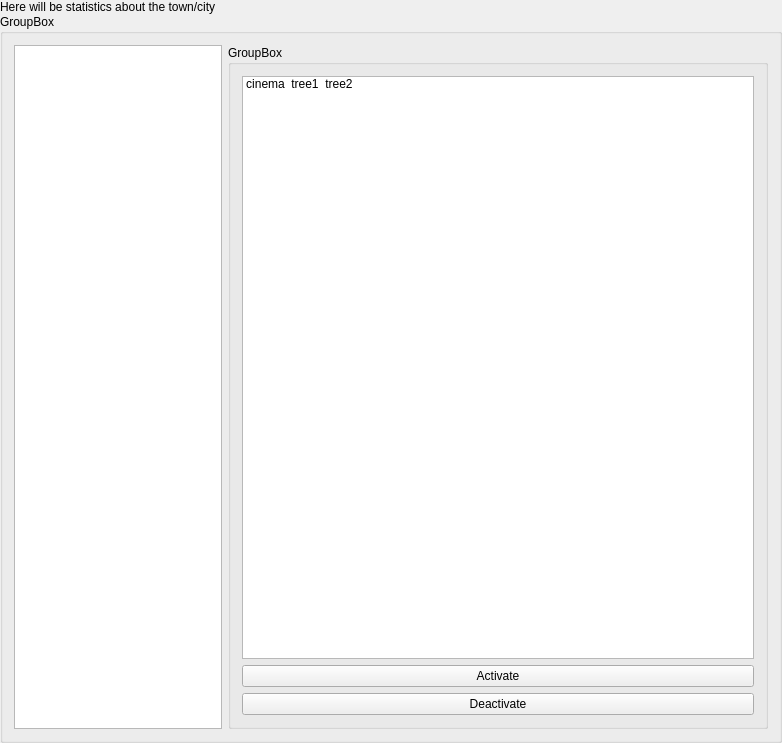
This is src/mainwindow.ui in kokhnovich/PaperTown as Qt 5 draws it before an edit. The edited form follows.
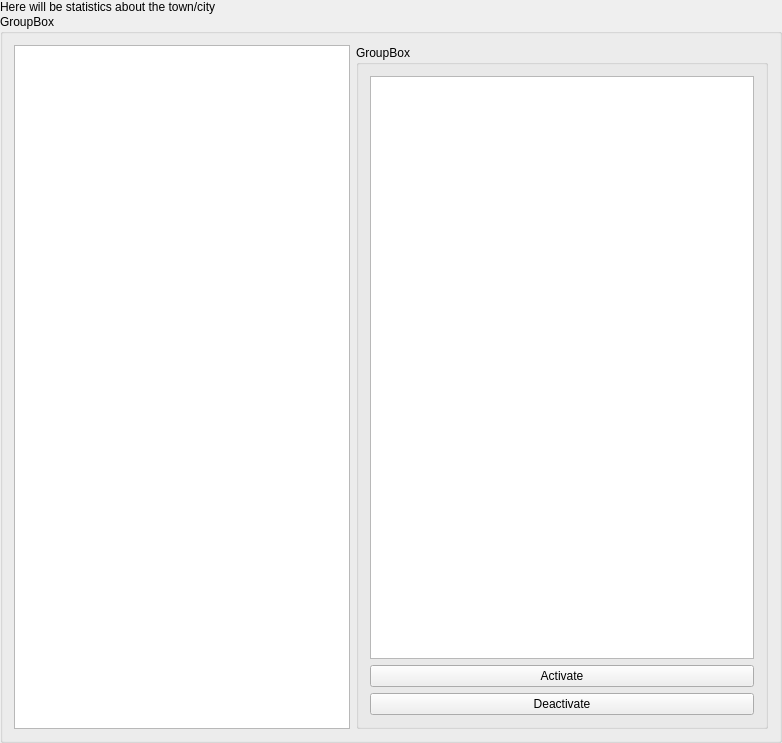
This is the edited form. Icons and pictures are not drawn.

What changed in the file:
```diff
--- a/src/mainwindow.ui
+++ b/src/mainwindow.ui
@@ -64,10 +64,10 @@
          </property>
          <layout class="QVBoxLayout" name="verticalLayout_2">
           <item>
-           <widget class="QListWidget" name="listWidget">
+           <widget class="QListView" name="listView">
             <property name="minimumSize">
              <size>
-              <width>512</width>
+              <width>384</width>
               <height>0</height>
              </size>
             </property>
@@ -83,36 +83,6 @@
             <property name="viewMode">
              <enum>QListView::IconMode</enum>
             </property>
-            <item>
-             <property name="text">
-              <string>cinema</string>
-             </property>
-             <property name="icon">
-              <iconset>
-               <normalon>:/img/cinema.png</normalon>
-              </iconset>
-             </property>
-            </item>
-            <item>
-             <property name="text">
-              <string>tree1</string>
-             </property>
-             <property name="icon">
-              <iconset>
-               <normalon>:/img/tree1.png</normalon>
-              </iconset>
-             </property>
-            </item>
-            <item>
-             <property name="text">
-              <string>tree2</string>
-             </property>
-             <property name="icon">
-              <iconset>
-               <normalon>:/img/tree2.png</normalon>
-              </iconset>
-             </property>
-            </item>
            </widget>
           </item>
           <item>
```
Left out of the diff: 3 changed lines with no effect on the pictures.
